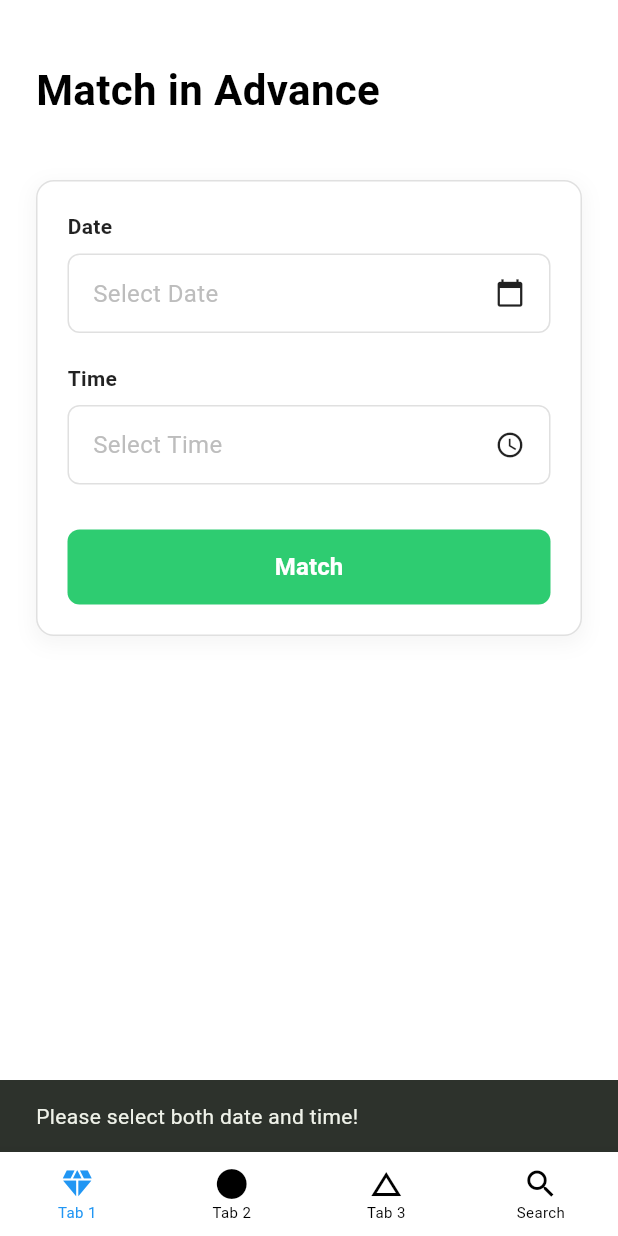
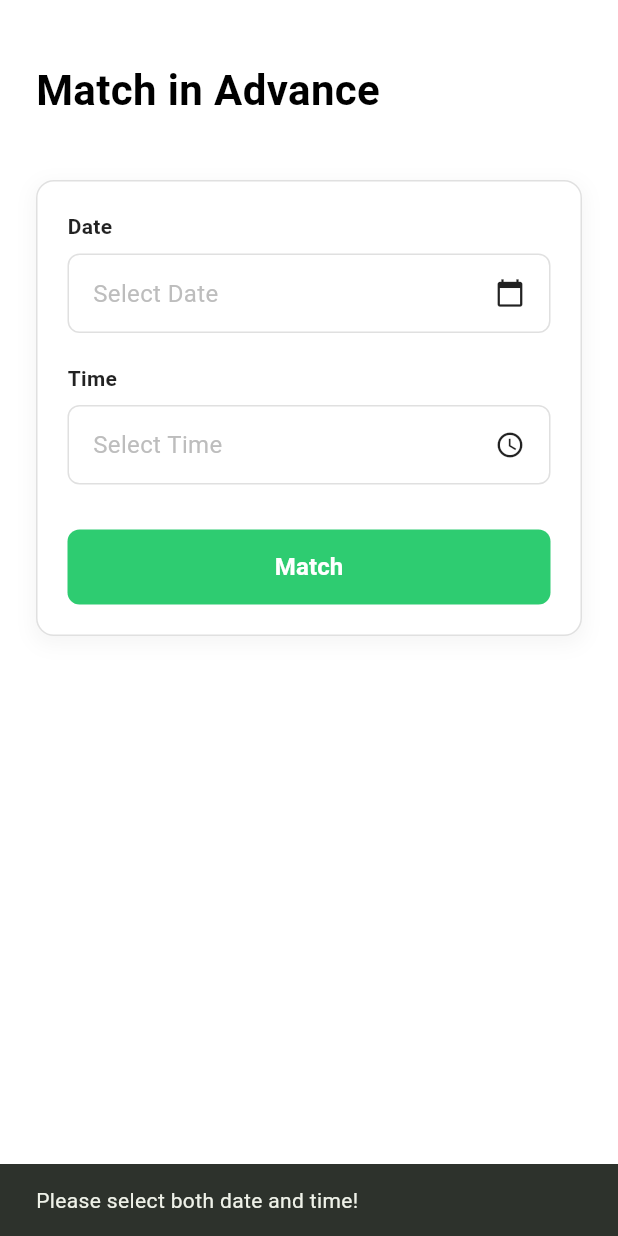
Before and after one commit to HengSHau/KitaHack2026, a Flutter app: the MatchInAdvancePage screen opened directly, after a tap on "Match", on a phone screen of 412 x 824 dp. Run offline on Flutter 3.47's test engine with Material 3 defaults, Android fonts, the phone set to English and light mode, and no system bars; our stand-ins replace cloud_firestore, firebase_auth, firebase_core, google_maps_flutter; accounts and stored records are empty.

Commit message:
Remove bottom navigation bar in match in advance page

```diff
--- a/lib/FrontEnd/chat_page.dart
+++ b/lib/FrontEnd/chat_page.dart
@@ -82,7 +82,6 @@ class _ChatMessagingPageState extends State<ChatMessagingPage> {
   @override
   Widget build(BuildContext context) {
     return Scaffold(
-      backgroundColor: kLightGreenBg,
       appBar: AppBar(
         title: Text(widget.userName, style: const TextStyle(color: Colors.black, fontSize: 18)),
         backgroundColor: Colors.white,
--- a/lib/FrontEnd/match_in_advance_page.dart
+++ b/lib/FrontEnd/match_in_advance_page.dart
@@ -8,8 +8,6 @@ class MatchInAdvancePage extends StatefulWidget {
 }
 
 class _MatchInAdvancePageState extends State<MatchInAdvancePage> {
-  int _selectedIndex = 0;
-
   DateTime? _selectedDate;
   TimeOfDay? _selectedTime;
 
@@ -176,8 +174,7 @@ class _MatchInAdvancePageState extends State<MatchInAdvancePage> {
                             );
                             return;
                           }
-                          // 执行匹配操作...
-                          print("选中的日期: $_selectedDate, 时间: $_selectedTime");
+                          print("Date: $_selectedDate, Time: $_selectedTime");
                         },
                         style: ElevatedButton.styleFrom(
                           backgroundColor: const Color(0xFF2ECC71),
@@ -195,35 +192,6 @@ class _MatchInAdvancePageState extends State<MatchInAdvancePage> {
           ),
         ),
       ),
-
-      bottomNavigationBar: Theme(
-        data: Theme.of(context).copyWith(
-          splashColor: Colors.transparent,
-          highlightColor: Colors.transparent,
-          hoverColor: Colors.transparent,
-        ),
-        child: BottomNavigationBar(
-          currentIndex: _selectedIndex,
-          onTap: (index) {
-            setState(() {
-              _selectedIndex = index;
-            });
-          },
-          type: BottomNavigationBarType.fixed,
-          selectedItemColor: Colors.blue,
-          unselectedItemColor: Colors.black,
-          selectedFontSize: 10,
-          unselectedFontSize: 10,
-          backgroundColor: Colors.white,
-          elevation: 8,
-          items: [
-            const BottomNavigationBarItem(icon: Icon(Icons.diamond), label: "Tab 1"),
-            const BottomNavigationBarItem(icon: Icon(Icons.circle), label: "Tab 2"),
-            const BottomNavigationBarItem(icon: Icon(Icons.change_history), label: "Tab 3"),
-            const BottomNavigationBarItem(icon: Icon(Icons.search), label: "Search"),
-          ],
-        ),
-      ),
     );
   }
 }
```
